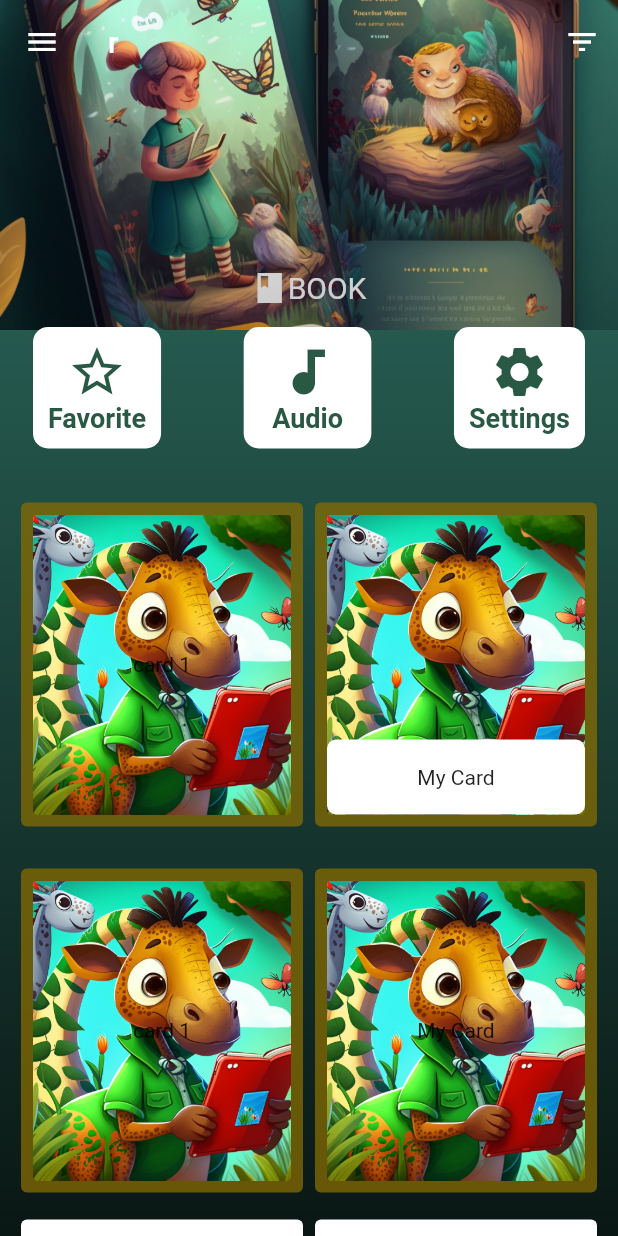
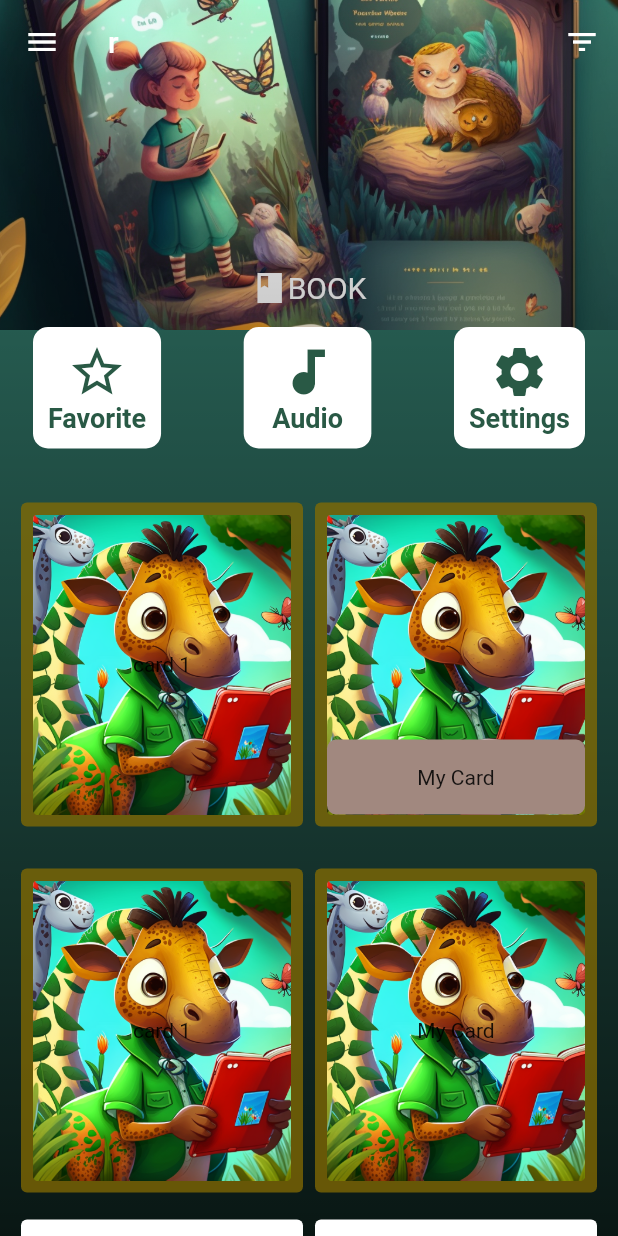
Before and after one commit to Avishkasj/storybook, a Flutter app: the dashboard screen opened directly, on a phone screen of 412 x 824 dp. Run offline on Flutter 3.47's test engine with Material 2 defaults, Android fonts, the phone set to English and light mode, and no system bars.

Commit message:
Update dashboard.dart

```diff
--- a/lib/dashboard.dart
+++ b/lib/dashboard.dart
@@ -337,7 +337,7 @@ class _dashboardState extends State<dashboard> {
                                                     child: Container(
                                                       decoration: BoxDecoration(
                                                         borderRadius: BorderRadius.circular(6),
-                                                        color: Colors.white,
+                                                        color: Colors.brown[300],
                                                       ),
                                                         height: 50,
                                                         alignment: Alignment
```
